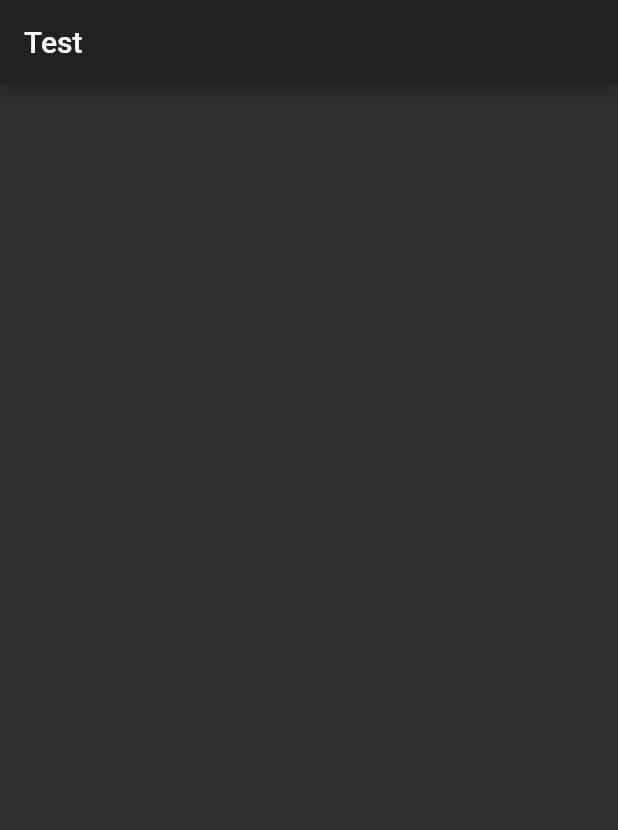
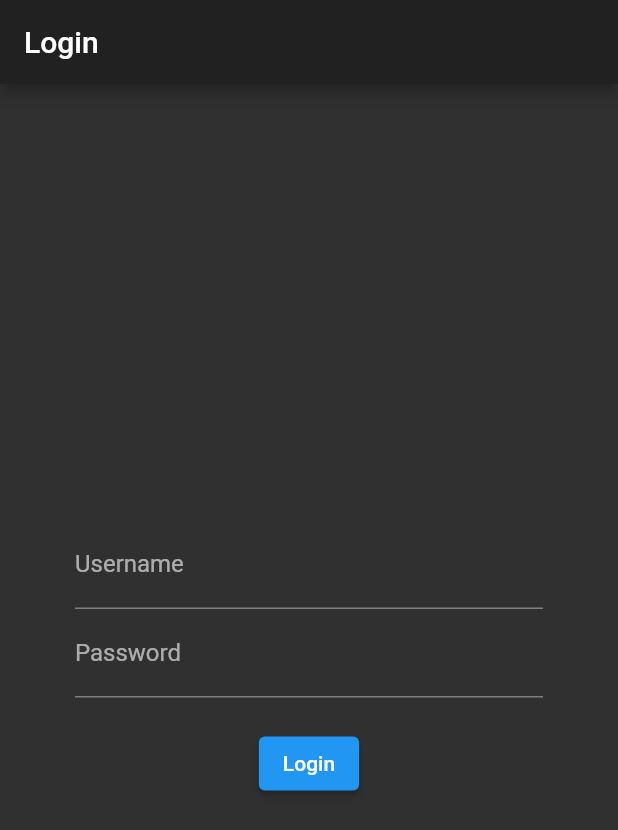
Before and after one commit to KnightHacks/club-app-2021, a Flutter app: the screen it shows after launch, on a phone screen of 412 x 824 dp. Shown: the top 830 px of the screen. Run offline on Flutter 3.47's test engine with Material 2 defaults, Android fonts, the phone set to English and light mode, and no system bars.

Commit message:
Get basic layout

```diff
--- a/lib/screens/login.dart
+++ b/lib/screens/login.dart
@@ -1,4 +1,5 @@
 import 'package:flutter/material.dart';
+import '../widgets/LoginContainer.dart';
 
 class Login extends StatefulWidget {
   @override
@@ -10,10 +11,10 @@ class _LoginState extends State<Login> {
   Widget build(BuildContext context) {
     return Scaffold(
       appBar: AppBar(
-        title: Text("Test"),
+        title: Text("Login"),
       ),
       body: SafeArea(
-        child: Column()
+        child: LoginContainer()
       ),
     );
   }
--- /dev/null
+++ b/lib/widgets/LoginContainer.dart
@@ -0,0 +1,37 @@
+import 'package:flutter/material.dart';
+
+class LoginContainer extends StatefulWidget {
+  @override
+  _LoginContainerState createState() => _LoginContainerState();
+}
+
+class _LoginContainerState extends State<LoginContainer> {
+  @override
+  Widget build(BuildContext context) {
+    return Container(
+      margin: const EdgeInsets.symmetric(horizontal: 50),
+      child: Column(
+        mainAxisAlignment: MainAxisAlignment.center,
+        crossAxisAlignment: CrossAxisAlignment.center,
+        children: [
+          TextField(
+            decoration: InputDecoration(
+                  labelText: "Username"
+            ),
+          ),
+          TextField(
+            obscureText: true,
+            decoration: InputDecoration(
+                labelText: "Password"
+            ),
+          ),
+          SizedBox(height: 20),
+          ElevatedButton(
+              onPressed: () {},
+              child: Text("Login"),
+          )
+        ],
+      ),
+    );
+  }
+}
```
Also changed, not shown: 2 other files.
